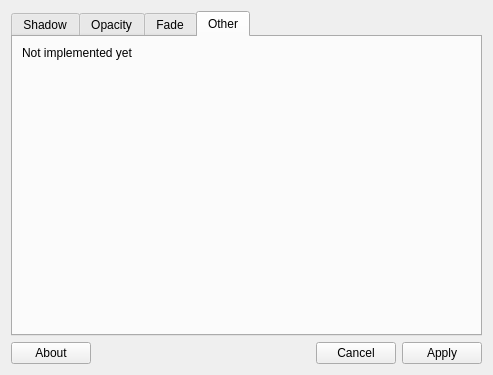
Qt form maindialog.ui (lxqt/compton-conf) before a commit.
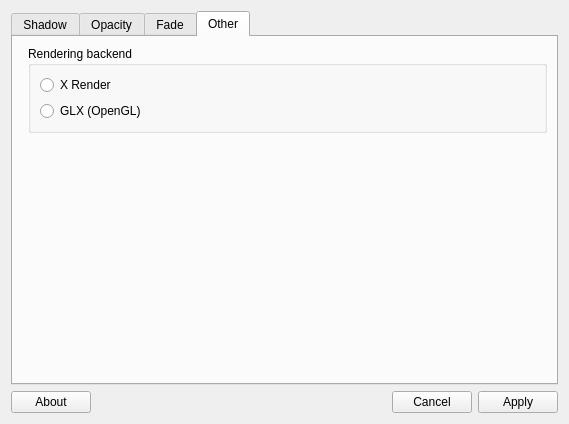
The same form after that commit. The open tabs and pages were chosen to show the change.

Commit message: Add RadioButtons for setting the rendering backend

```diff
--- a/maindialog.ui
+++ b/maindialog.ui
@@ -6,8 +6,8 @@
    <rect>
     <x>0</x>
     <y>0</y>
-    <width>493</width>
-    <height>371</height>
+    <width>569</width>
+    <height>424</height>
    </rect>
   </property>
   <property name="windowTitle">
@@ -356,11 +356,39 @@
        <string>Other</string>
       </attribute>
       <layout class="QFormLayout" name="formLayout_4">
-       <item row="0" column="0">
-        <widget class="QLabel" name="label_14">
-         <property name="text">
-          <string>Not implemented yet</string>
+       <item row="0" column="1">
+        <widget class="QGroupBox" name="backend">
+         <property name="sizePolicy">
+          <sizepolicy hsizetype="Minimum" vsizetype="Fixed">
+           <horstretch>0</horstretch>
+           <verstretch>0</verstretch>
+          </sizepolicy>
          </property>
+         <property name="title">
+          <string>Rendering backend</string>
+         </property>
+         <property name="flat">
+          <bool>false</bool>
+         </property>
+         <property name="checkable">
+          <bool>false</bool>
+         </property>
+         <layout class="QVBoxLayout" name="verticalLayout_2">
+          <item>
+           <widget class="QRadioButton" name="backend_xrender">
+            <property name="text">
+             <string>X Render</string>
+            </property>
+           </widget>
+          </item>
+          <item>
+           <widget class="QRadioButton" name="backend_glx">
+            <property name="text">
+             <string>GLX (OpenGL)</string>
+            </property>
+           </widget>
+          </item>
+         </layout>
         </widget>
        </item>
       </layout>
```
The commit also changes 2 other files.
